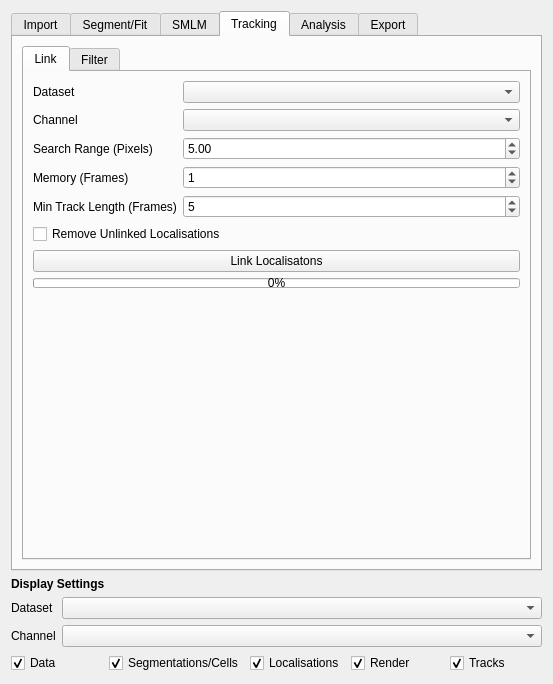
First picture: the form in src/moltrack/GUI/widget_ui.ui, repository piedrro/napari-moltrack, before the edit.
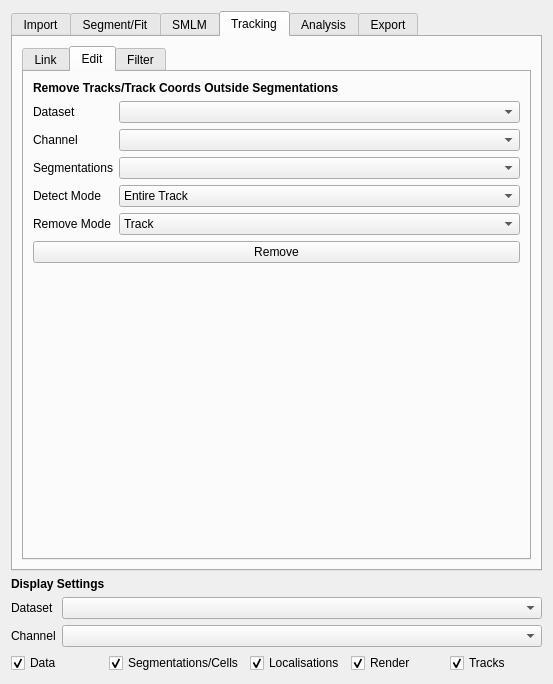
Second picture: the form after the edit. The open tabs and pages were chosen to show the change.

Commit message: added track filtering

```diff
--- a/src/moltrack/GUI/widget_ui.ui
+++ b/src/moltrack/GUI/widget_ui.ui
@@ -2371,6 +2371,122 @@
            </item>
           </layout>
          </widget>
+         <widget class="QWidget" name="tab_3">
+          <attribute name="title">
+           <string>Edit</string>
+          </attribute>
+          <layout class="QVBoxLayout" name="verticalLayout_4">
+           <item>
+            <widget class="QLabel" name="label_39">
+             <property name="font">
+              <font>
+               <weight>75</weight>
+               <bold>true</bold>
+              </font>
+             </property>
+             <property name="text">
+              <string>Remove Tracks/Track Coords Outside Segmentations</string>
+             </property>
+            </widget>
+           </item>
+           <item>
+            <layout class="QFormLayout" name="formLayout_6">
+             <item row="0" column="0">
+              <widget class="QLabel" name="label_43">
+               <property name="text">
+                <string>Dataset</string>
+               </property>
+              </widget>
+             </item>
+             <item row="0" column="1">
+              <widget class="QComboBox" name="segtracks_dataset"/>
+             </item>
+             <item row="1" column="0">
+              <widget class="QLabel" name="label_44">
+               <property name="text">
+                <string>Channel</string>
+               </property>
+              </widget>
+             </item>
+             <item row="1" column="1">
+              <widget class="QComboBox" name="segtracks_channel"/>
+             </item>
+             <item row="2" column="0">
+              <widget class="QLabel" name="label_42">
+               <property name="text">
+                <string>Segmentations</string>
+               </property>
+              </widget>
+             </item>
+             <item row="2" column="1">
+              <widget class="QComboBox" name="segtracks_seg"/>
+             </item>
+             <item row="3" column="0">
+              <widget class="QLabel" name="label_32">
+               <property name="text">
+                <string>Detect Mode</string>
+               </property>
+              </widget>
+             </item>
+             <item row="3" column="1">
+              <widget class="QComboBox" name="segtracks_detect">
+               <item>
+                <property name="text">
+                 <string>Entire Track</string>
+                </property>
+               </item>
+               <item>
+                <property name="text">
+                 <string>Track Segments</string>
+                </property>
+               </item>
+              </widget>
+             </item>
+             <item row="4" column="0">
+              <widget class="QLabel" name="label_22">
+               <property name="text">
+                <string>Remove Mode</string>
+               </property>
+              </widget>
+             </item>
+             <item row="4" column="1">
+              <widget class="QComboBox" name="segtracks_remove">
+               <item>
+                <property name="text">
+                 <string>Track</string>
+                </property>
+               </item>
+               <item>
+                <property name="text">
+                 <string>Track Segment</string>
+                </property>
+               </item>
+              </widget>
+             </item>
+            </layout>
+           </item>
+           <item>
+            <widget class="QPushButton" name="remove_segtracks">
+             <property name="text">
+              <string>Remove</string>
+             </property>
+            </widget>
+           </item>
+           <item>
+            <spacer name="verticalSpacer_14">
+             <property name="orientation">
+              <enum>Qt::Vertical</enum>
+             </property>
+             <property name="sizeHint" stdset="0">
+              <size>
+               <width>20</width>
+               <height>40</height>
+              </size>
+             </property>
+            </spacer>
+           </item>
+          </layout>
+         </widget>
          <widget class="QWidget" name="tab_13">
           <attribute name="title">
            <string>Filter</string>
```
The commit also changes 7 other files.
